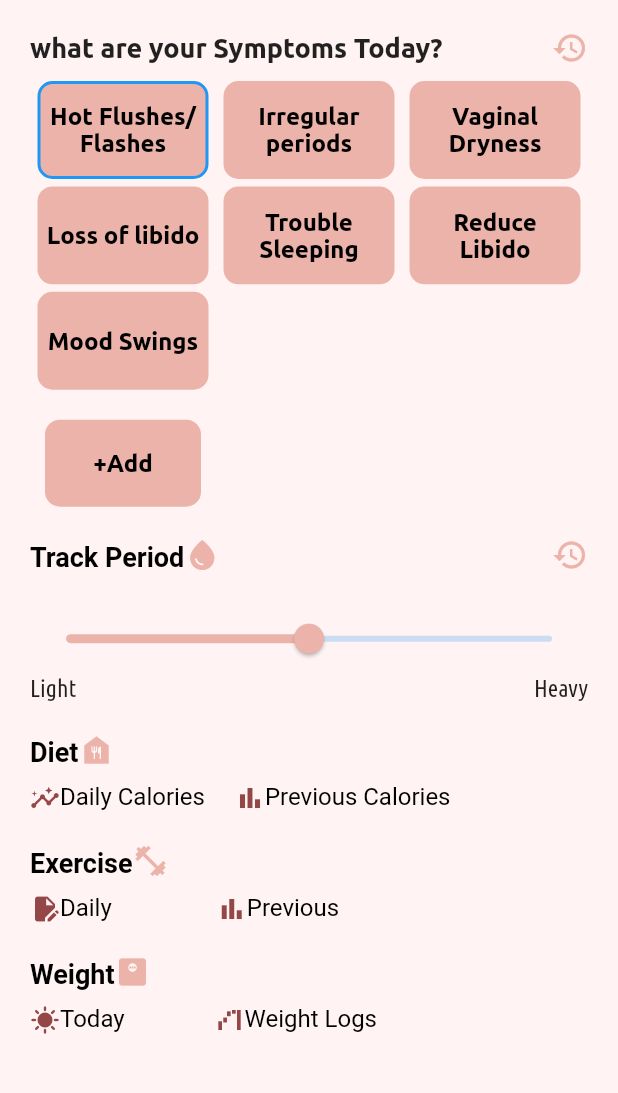
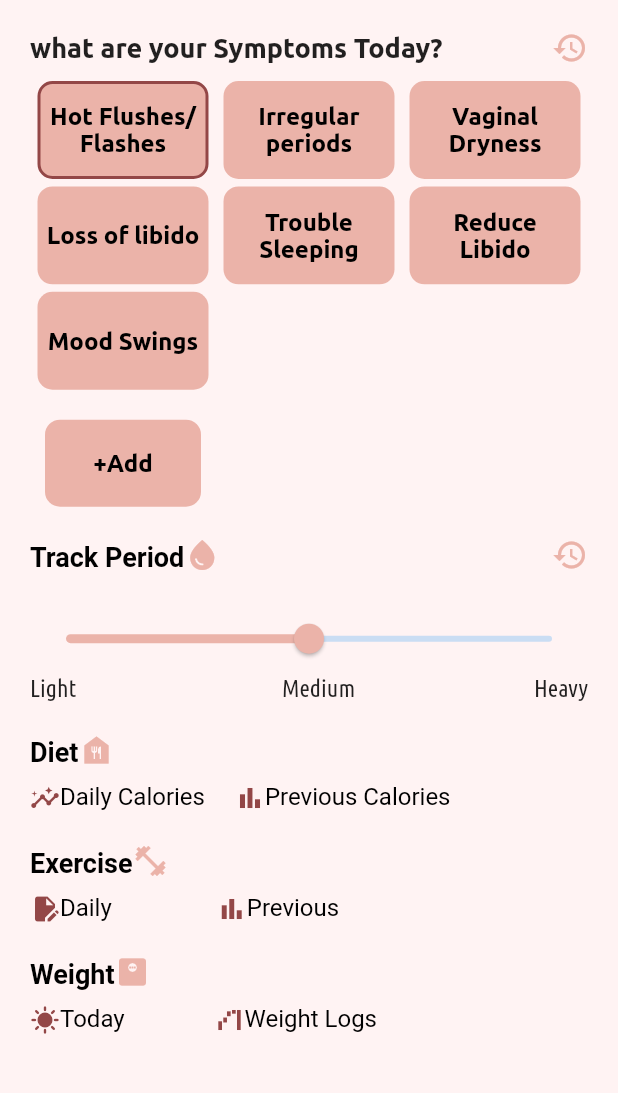
Before and after one commit to Arybobyku/surety-flutter, a Flutter app: the UserProfilePage screen opened directly, after a tap on "Add", after a tap on "Hot Flushes/Flashes", on a phone screen of 412 x 824 dp, the part 102-1195 px from its top. Run offline on Flutter 3.47's test engine with Material 2 defaults, Android fonts, the phone set to English and light mode, and no system bars; drawn by our look-alikes of cached_network_image; our stand-ins replace chewie, cloud_firestore, file_picker, firebase_auth, firebase_core, firebase_storage and 12 more; missing offline and left inert: dart:ffi, flutter_facebook_auth; accounts and stored records are empty; network calls fail; project files that could hold a hidden picture were left out.

Commit message:
fix form

```diff
--- a/lib/helper/extension/form_extension.dart
+++ b/lib/helper/extension/form_extension.dart
@@ -1,4 +1,5 @@
 import 'package:get/get.dart';
+import 'package:intl/intl.dart';
 import 'package:surety/helper/extension/date_time_extension.dart';
 import 'package:surety/model/base_form_model.dart';
 import 'package:surety/model/form_model.dart';
@@ -41,8 +42,18 @@ extension FormExtension on FormModel {
         .firstWhereOrNull((element) => element.date.isSameDate(DateTime.now()));
   }
 
-  int get totalPoints{
-    int total = this.weight.length + this.exercise.length + this.diet.length + this.period.length + this.symptoms.length + this.login.length;
+  Set<String> get symptomGroupByDate {
+    Set<String> value = this.symptoms.map((e) => DateFormat("yyyy-MM-dd").format(e.date)).toSet();
+    return value;
+  }
+
+  int get totalPoints {
+    int total = this.weight.length +
+        this.exercise.length +
+        this.diet.length +
+        this.period.length +
+        this.symptomGroupByDate.length +
+        this.login.length;
     return total;
   }
 }
--- a/lib/provider/form_provider.dart
+++ b/lib/provider/form_provider.dart
@@ -71,8 +71,18 @@ class FormProvider extends ChangeNotifier {
         );
       }
       if (type == FormType.Period) {
+        print(value);
+        String periodValue = "";
+        if(double.parse(value) == 50){
+          periodValue = "Medium";
+        }
+        else if(double.parse(value) > 50){
+          periodValue = "Heavy";
+        }else{
+          periodValue = "Light";
+        }
         formModel.period.add(
-            BaseFormModel(key: "Period", date: DateTime.now(), value: value));
+            BaseFormModel(key: "Period", date: DateTime.now(), value: periodValue));
       }
       if (type == FormType.Diet) {
         formModel.diet.add(
--- a/lib/ui/user/form/user_form_detail_page.dart
+++ b/lib/ui/user/form/user_form_detail_page.dart
@@ -13,6 +13,12 @@ class UserFormDetailPage extends StatefulWidget {
 
 class _UserFormDetailPageState extends State<UserFormDetailPage> {
   List<BaseFormModel>? forms = Get.arguments;
+
+  @override
+  void initState() {
+    forms?.sort((a,b)=>b.date.compareTo(a.date));
+    super.initState();
+  }
 
   @override
   Widget build(BuildContext context) {
--- a/lib/ui/user/profile/user_profile_page.dart
+++ b/lib/ui/user/profile/user_profile_page.dart
@@ -5,12 +5,14 @@ import 'package:provider/provider.dart';
 import 'package:surety/helper/color_palette.dart';
 import 'package:surety/helper/constants.dart';
 import 'package:surety/helper/enum/form_enums.dart';
+import 'package:surety/helper/extension/date_time_extension.dart';
 import 'package:surety/helper/extension/form_extension.dart';
 import 'package:surety/model/user_model.dart';
 import 'package:surety/provider/auth.dart';
 import 'package:surety/provider/form_provider.dart';
 import 'package:surety/routes.dart';
 import 'package:surety/ui/widget/button_rounded.dart';
+import 'package:surety/ui/widget/dropdown_container.dart';
 import 'package:surety/ui/widget/input_field_rounded.dart';
 
 class UserProfilePage extends StatelessWidget {
@@ -109,7 +111,7 @@ class UserProfilePage extends StatelessWidget {
                                 ),
                               ),
                             ),
-                            GestureDetector(
+                            InkWell(
                               onTap: () => Get.toNamed(
                                 Routes.userFormDetail,
                                 arguments: stateForm.formModel.symptoms,
@@ -140,13 +142,21 @@ class UserProfilePage extends StatelessWidget {
                             childAspectRatio: 1.9,
                           ),
                           itemBuilder: (context, index) {
-                            return GestureDetector(
+                            return InkWell(
                               onTap: () {
+                                if (stateForm.formModel.symptoms
+                                        .firstWhereOrNull((element) =>
+                                            (element.value ==
+                                                symptomsList[index]) &&
+                                            element.date
+                                                .isSameDate(DateTime.now())) ==
+                                    null) {
                                   context.read<FormProvider>().update(
                                         FormType.Symptoms,
                                         symptomsList[index],
                                         context.read<AuthProvider>().user,
                                       );
+                                }
                               },
                               child: Container(
                                 padding: EdgeInsets.all(5),
@@ -157,10 +167,15 @@ class UserProfilePage extends StatelessWidget {
                                   color: ColorPalette.generalPrimaryColor,
                                   border: stateForm.formModel.symptoms
                                               .firstWhereOrNull((element) =>
-                                                  element.value ==
-                                                  symptomsList[index]) !=
+                                                  (element.value ==
+                                                      symptomsList[index]) &&
+                                                  element.date.isSameDate(
+                                                      DateTime.now())) !=
                                           null
-                                      ? Border.all(width: 2, color: Colors.blue)
+                                      ? Border.all(
+                                          width: 2,
+                                          color: ColorPalette
+                                              .generalDarkPrimaryColor)
                                       : null,
                                 ),
                                 alignment: Alignment.center,
@@ -206,7 +221,9 @@ class UserProfilePage extends StatelessWidget {
                                         BorderRadius.all(Radius.circular(10)),
                                     color: ColorPalette.generalPrimaryColor,
                                     border: Border.all(
-                                        width: 2, color: Colors.blue)),
+                                        width: 2,
+                                        color: ColorPalette
+                                            .generalDarkPrimaryColor)),
                                 alignment: Alignment.center,
                                 child: Text(
                                   symptomInput?[index].value ?? "-",
@@ -271,7 +288,7 @@ class UserProfilePage extends StatelessWidget {
                                 ),
                               ),
                             ),
-                            GestureDetector(
+                            InkWell(
                               onTap: () => Get.toNamed(
                                 Routes.userFormDetail,
                                 arguments: stateForm.formModel.period,
@@ -300,6 +317,11 @@ class UserProfilePage extends StatelessWidget {
                               "Light",
                               style: TextStyle(fontSize: 16),
                             )),
+                            Expanded(
+                                child: Text(
+                              "Medium",
+                              style: TextStyle(fontSize: 16),
+                            )),
                             Text(
                               "Heavy",
                               style: TextStyle(fontSize: 16),
@@ -312,7 +334,7 @@ class UserProfilePage extends StatelessWidget {
                             onPressed: () {
                               context.read<FormProvider>().update(
                                   FormType.Period,
-                                  "${stateForm.periodProgress} %",
+                                  "${stateForm.periodProgress}",
                                   context.read<AuthProvider>().user);
                             },
                           ),
@@ -588,11 +610,14 @@ class UserProfilePage extends StatelessWidget {
   showBottomModel(BuildContext context, UserModel user, FormType type) {
     String value = '';
     String valueExercise = '';
+    String valueExercise2 = 'Light';
     String value2 = '';
     showModalBottomSheet(
       context: context,
       isScrollControlled: true,
       builder: (context) {
+        return StatefulBuilder(
+            builder: (context, StateSetter updateStateModal) {
           return SingleChildScrollView(
             child: Padding(
               padding: EdgeInsets.only(
@@ -630,13 +655,16 @@ class UserProfilePage extends StatelessWidget {
                                 print("valueExercise $valueExercise");
                               },
                             ),
-                          InputFieldRounded(
-                            title: "Intensity of exercise",
-                            hint: '...',
-                            onChange: (val) {
-                              value2 = val;
+                            DropdownContainer(
+                              value: valueExercise2,
+                              onChanged: (val) {
+                                updateStateModal(() {
+                                  valueExercise2 = val!;
+                                });
                               },
-                          )
+                              items: ["Light", "Medium", "High"],
+                              hint: 'Intensity of exercise',
+                            ),
                           ],
                         )
                       : InputFieldRounded(
@@ -653,9 +681,12 @@ class UserProfilePage extends StatelessWidget {
                             .read<FormProvider>()
                             .update(type, value, user, value2: "input");
                       } else if (type == FormType.Exercise) {
-                      context
-                          .read<FormProvider>()
-                          .update(type, valueExercise, user, value2: value2);
+                        context.read<FormProvider>().update(
+                              type,
+                              valueExercise,
+                              user,
+                              value2: valueExercise2,
+                            );
                       } else {
                         context
                             .read<FormProvider>()
@@ -670,6 +701,7 @@ class UserProfilePage extends StatelessWidget {
               ),
             ),
           );
+        });
       },
     );
   }
```
Also changed, not shown: lib/provider/diary_provider.dart (+8 -3 lines), lib/ui/user/community/user_community_page.dart (+75 -4 lines). Lines whose indentation alone changed are shown as unchanged.
